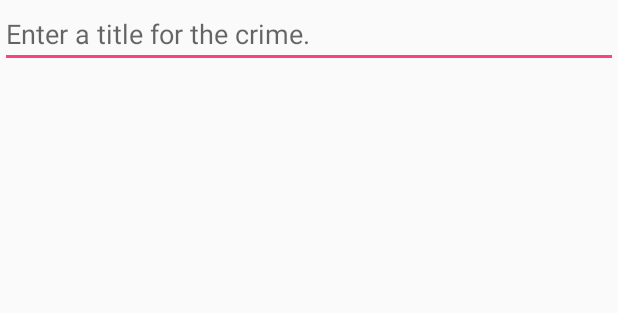
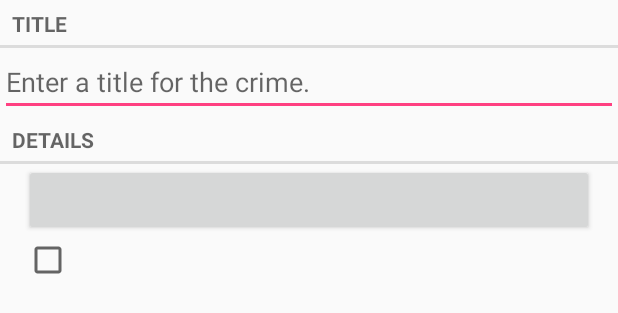
Before and after one commit to haoxins/learn-ios-swift, an Android app: the layout fragment_crime.xml on its own in the app's theme, with its tools: preview values and no code run, on a phone screen of 412 x 824 dp. Shown: the top 313 px of the screen. Run offline under Robolectric (Android 15) with nearby library versions, the phone set to English and light mode, and no system bars.

Commit message:
Criminallntent++

```diff
--- a/Criminallntent/app/src/main/res/layout/fragment_crime.xml
+++ b/Criminallntent/app/src/main/res/layout/fragment_crime.xml
@@ -3,9 +3,29 @@
     android:orientation="vertical"
     android:layout_width="match_parent"
     android:layout_height="match_parent">
-    <EditText android:id="@+id/crime_title"
+    <TextView
+        android:layout_width="match_parent"
+        android:layout_height="wrap_content"
+        android:text="@string/crime_title_label"
+        style="?android:listSeparatorTextViewStyle" />
+    <EditText
+        android:id="@+id/crime_title"
         android:layout_width="match_parent"
         android:layout_height="wrap_content"
         android:hint="@string/crime_title_hint" />
-
+    <TextView
+        android:layout_width="match_parent"
+        android:layout_height="wrap_content"
+        android:text="@string/crime_details_label"
+        style="?android:listSeparatorTextViewStyle" />
+    <Button android:id="@+id/crime_date"
+        android:layout_width="match_parent"
+        android:layout_height="wrap_content"
+        android:layout_marginLeft="16dp"
+        android:layout_marginRight="16dp" />
+    <CheckBox android:id="@+id/crime_solved"
+        android:layout_width="match_parent"
+        android:layout_height="wrap_content"
+        android:layout_marginLeft="16dp"
+        android:layout_marginRight="16dp" />
 </LinearLayout>
--- a/Criminallntent/app/src/main/res/values/strings.xml
+++ b/Criminallntent/app/src/main/res/values/strings.xml
@@ -1,4 +1,7 @@
 <resources>
     <string name="app_name">Criminallntent</string>
     <string name="crime_title_hint">Enter a title for the crime.</string>
+    <string name="crime_title_label">Title</string>
+    <string name="crime_details_label">Details</string>
+    <string name="crime_solved_label">Solved</string>
 </resources>
```
Also changed, not shown: Criminallntent/app/src/main/java/com/haoxin/hx/criminallntent/Crime.java (+21 -0 lines), Criminallntent/app/src/main/java/com/haoxin/hx/criminallntent/CrimeFragment.java (+20 -0 lines).
